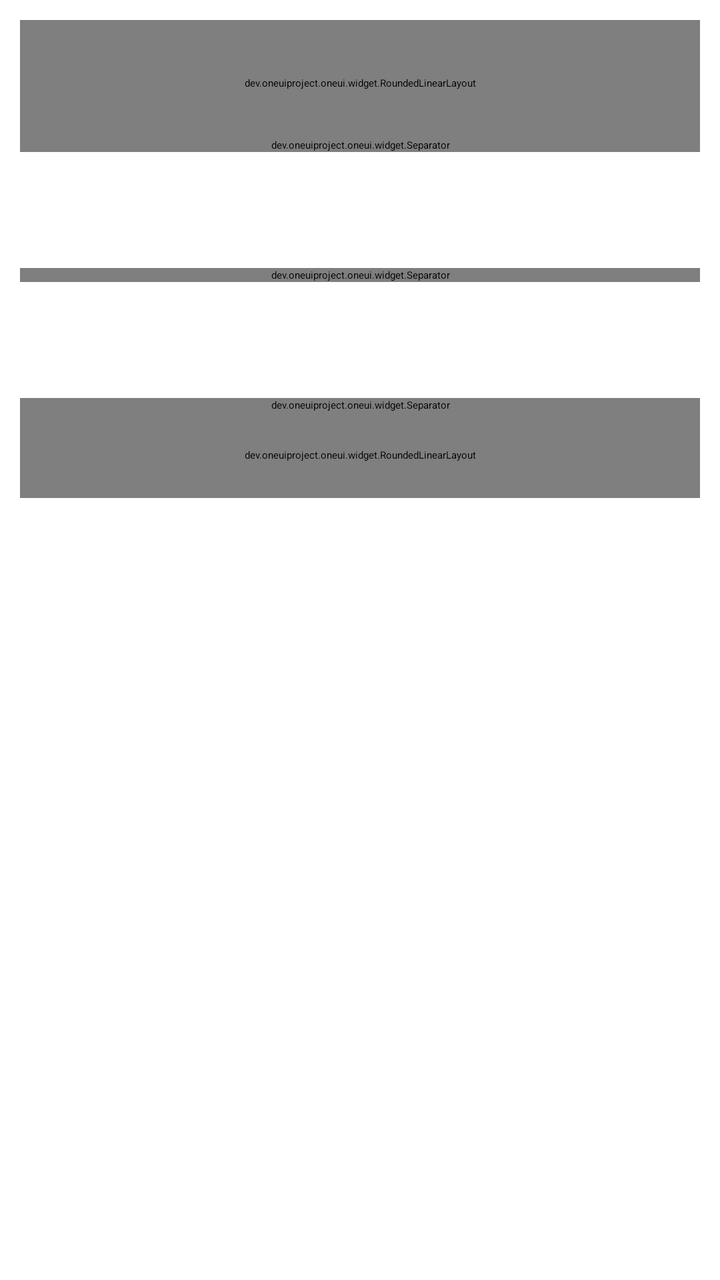
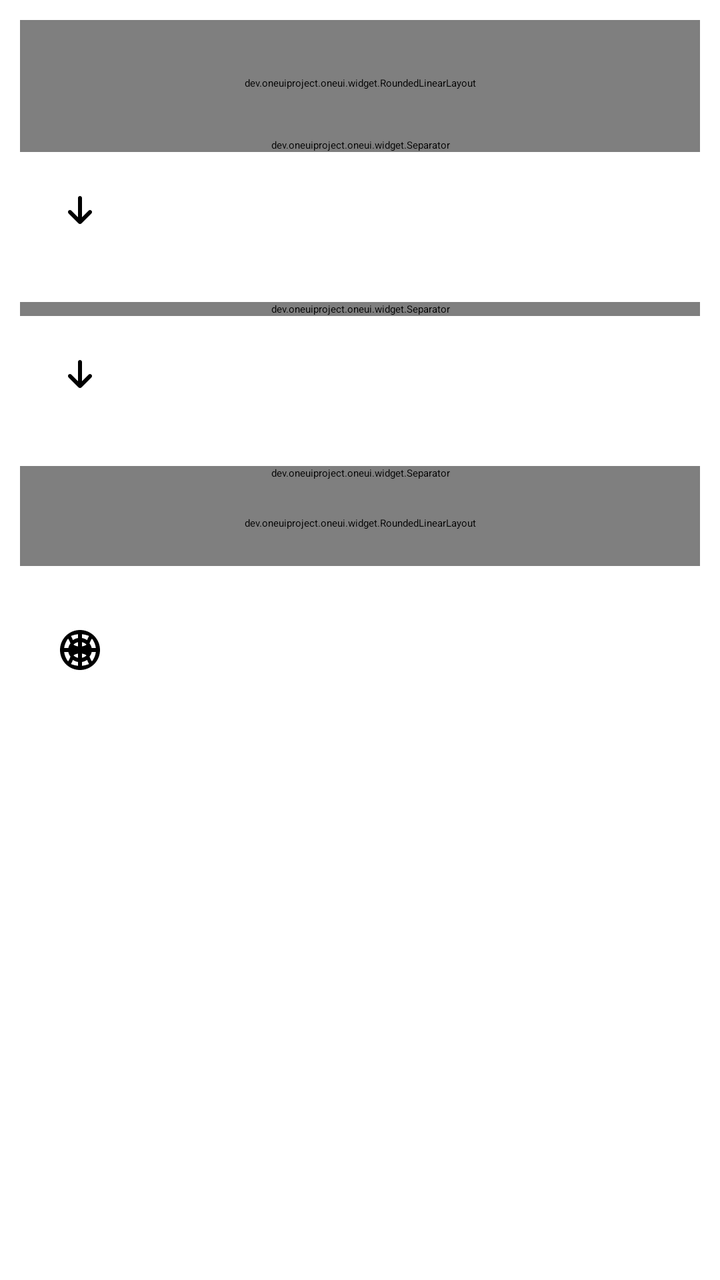

The first picture is an Android layout as it rendered before a commit; the second is the same layout after the commit. The layout source and the unified diff follow.
<!-- AndroidManifest.xml: application theme Theme.WINGSV -->
<!-- res/layout/fragment_home.xml -->
<?xml version="1.0" encoding="utf-8"?>
<androidx.core.widget.NestedScrollView xmlns:android="http://schemas.android.com/apk/res/android"
    xmlns:app="http://schemas.android.com/apk/res-auto"
    android:layout_width="match_parent"
    android:layout_height="match_parent"
    android:clipToPadding="false"
    android:fillViewport="true"
    android:paddingBottom="24dp">

    <LinearLayout
        android:layout_width="match_parent"
        android:layout_height="wrap_content"
        android:orientation="vertical"
        android:paddingHorizontal="10dp"
        android:paddingTop="10dp">

        <dev.oneuiproject.oneui.widget.RoundedLinearLayout
            android:layout_width="match_parent"
            android:layout_height="wrap_content"
            android:background="?android:colorBackground"
            android:gravity="center_horizontal"
            android:orientation="vertical"
            android:paddingHorizontal="24dp"
            android:paddingTop="28dp"
            android:paddingBottom="24dp"
            app:roundedCorners="all">

            <TextView
                android:id="@+id/text_service_state"
                android:layout_width="wrap_content"
                android:layout_height="wrap_content"
                android:background="@drawable/bg_surface_card"
                android:paddingHorizontal="14dp"
                android:paddingVertical="8dp"
                android:text="@string/service_off"
                android:textColor="?android:textColorPrimary"
                android:textStyle="bold" />

            <ImageButton
                android:id="@+id/button_toggle"
                android:layout_width="180dp"
                android:layout_height="180dp"
                android:layout_marginTop="18dp"
                android:background="@drawable/bg_power_button_off"
                android:contentDescription="@string/home"
                android:padding="36dp"
                android:src="@drawable/ic_power"
                android:tint="@color/wingsv_power_off_text" />

            <TextView
                android:id="@+id/text_service_hint"
                android:layout_width="wrap_content"
                android:layout_height="wrap_content"
                android:layout_marginTop="16dp"
                android:text="@string/tap_to_connect"
                android:textAppearance="?android:attr/textAppearanceMedium"
                android:textColor="?android:textColorSecondary" />

            <TextView
                android:id="@+id/text_connection_summary"
                android:layout_width="match_parent"
                android:layout_height="wrap_content"
                android:layout_marginTop="10dp"
                android:gravity="center"
                android:text="@string/home_description"
                android:textAppearance="?android:attr/textAppearanceSmall"
                android:textColor="?android:textColorSecondary" />

            <Button
                android:id="@+id/button_import_clipboard"
                android:layout_width="match_parent"
                android:layout_height="56dp"
                android:layout_marginTop="22dp"
                android:drawableStart="?attr/actionModePasteDrawable"
                android:drawablePadding="10dp"
                android:gravity="center_vertical|center_horizontal"
                android:text="@string/add_from_clipboard" />

            <Button
                android:id="@+id/button_copy_config"
                android:layout_width="match_parent"
                android:layout_height="56dp"
                android:layout_marginTop="12dp"
                android:drawableStart="?attr/actionModeCopyDrawable"
                android:drawablePadding="10dp"
                android:gravity="center_vertical|center_horizontal"
                android:text="@string/copy_configuration" />
        </dev.oneuiproject.oneui.widget.RoundedLinearLayout>

        <dev.oneuiproject.oneui.widget.TipsCard
            android:id="@+id/card_runtime_notice"
            android:layout_width="match_parent"
            android:layout_height="wrap_content"
            android:visibility="gone" />

        <dev.oneuiproject.oneui.widget.Separator
            android:layout_width="match_parent"
            android:layout_height="wrap_content" />

        <LinearLayout
            android:layout_width="match_parent"
            android:layout_height="wrap_content"
            android:orientation="horizontal">

            <LinearLayout
                android:layout_width="0dp"
                android:layout_height="wrap_content"
                android:layout_marginEnd="6dp"
                android:layout_weight="1"
                android:background="@drawable/bg_surface_card"
                android:orientation="vertical"
                android:padding="18dp">

                <TextView
                    android:layout_width="wrap_content"
                    android:layout_height="wrap_content"
                    android:text="@string/traffic_downlink"
                    android:textAppearance="?android:attr/textAppearanceSmall"
                    android:textColor="?android:textColorSecondary" />

                <TextView
                    android:id="@+id/text_downlink"
                    android:layout_width="wrap_content"
                    android:layout_height="wrap_content"
                    android:layout_marginTop="8dp"
                    android:text="@string/traffic_speed_zero"
                    android:textAppearance="?android:attr/textAppearanceLarge"
                    android:textColor="?android:textColorPrimary"
                    android:textStyle="bold" />
            </LinearLayout>

            <LinearLayout
                android:layout_width="0dp"
                android:layout_height="wrap_content"
                android:layout_marginStart="6dp"
                android:layout_weight="1"
                android:background="@drawable/bg_surface_card"
                android:orientation="vertical"
                android:padding="18dp">

                <TextView
                    android:layout_width="wrap_content"
                    android:layout_height="wrap_content"
                    android:text="@string/traffic_uplink"
                    android:textAppearance="?android:attr/textAppearanceSmall"
                    android:textColor="?android:textColorSecondary" />

                <TextView
                    android:id="@+id/text_uplink"
                    android:layout_width="wrap_content"
                    android:layout_height="wrap_content"
                    android:layout_marginTop="8dp"
                    android:text="@string/traffic_speed_zero"
                    android:textAppearance="?android:attr/textAppearanceLarge"
                    android:textColor="?android:textColorPrimary"
                    android:textStyle="bold" />
            </LinearLayout>
        </LinearLayout>

        <dev.oneuiproject.oneui.widget.Separator
            android:layout_width="match_parent"
            android:layout_height="wrap_content" />

        <LinearLayout
            android:layout_width="match_parent"
            android:layout_height="wrap_content"
            android:orientation="horizontal">

            <LinearLayout
                android:layout_width="0dp"
                android:layout_height="wrap_content"
                android:layout_marginEnd="6dp"
                android:layout_weight="1"
                android:background="@drawable/bg_surface_card"
                android:orientation="vertical"
                android:padding="18dp">

                <TextView
                    android:layout_width="wrap_content"
                    android:layout_height="wrap_content"
                    android:text="@string/traffic_rx"
                    android:textAppearance="?android:attr/textAppearanceSmall"
                    android:textColor="?android:textColorSecondary" />

                <TextView
                    android:id="@+id/text_rx"
                    android:layout_width="wrap_content"
                    android:layout_height="wrap_content"
                    android:layout_marginTop="8dp"
                    android:text="@string/traffic_zero"
                    android:textAppearance="?android:attr/textAppearanceLarge"
                    android:textColor="?android:textColorPrimary"
                    android:textStyle="bold" />
            </LinearLayout>

            <LinearLayout
                android:layout_width="0dp"
                android:layout_height="wrap_content"
                android:layout_marginStart="6dp"
                android:layout_weight="1"
                android:background="@drawable/bg_surface_card"
                android:orientation="vertical"
                android:padding="18dp">

                <TextView
                    android:layout_width="wrap_content"
                    android:layout_height="wrap_content"
                    android:text="@string/traffic_tx"
                    android:textAppearance="?android:attr/textAppearanceSmall"
                    android:textColor="?android:textColorSecondary" />

                <TextView
                    android:id="@+id/text_tx"
                    android:layout_width="wrap_content"
                    android:layout_height="wrap_content"
                    android:layout_marginTop="8dp"
                    android:text="@string/traffic_zero"
                    android:textAppearance="?android:attr/textAppearanceLarge"
                    android:textColor="?android:textColorPrimary"
                    android:textStyle="bold" />
            </LinearLayout>
        </LinearLayout>

        <dev.oneuiproject.oneui.widget.Separator
            android:layout_width="match_parent"
            android:layout_height="wrap_content" />

        <dev.oneuiproject.oneui.widget.RoundedLinearLayout
            android:layout_width="match_parent"
            android:layout_height="wrap_content"
            android:background="?android:colorBackground"
            android:orientation="vertical"
            android:padding="18dp"
            app:roundedCorners="all">

            <RelativeLayout
                android:layout_width="match_parent"
                android:layout_height="wrap_content">

                <LinearLayout
                    android:layout_height="wrap_content"
                    android:layout_width="match_parent"
                    android:layout_toStartOf="@id/button_refresh_ip"
                    android:layout_toLeftOf="@id/button_refresh_ip"
                    android:layout_marginEnd="16dp"
                    android:orientation="vertical">

                    <TextView
                        android:layout_width="wrap_content"
                        android:layout_height="wrap_content"
                        android:text="@string/public_ip"
                        android:textAppearance="?android:attr/textAppearanceSmall"
                        android:textColor="?android:textColorSecondary" />

                    <TextView
                        android:id="@+id/text_ip"
                        android:layout_width="wrap_content"
                        android:layout_height="wrap_content"
                        android:layout_marginTop="8dp"
                        android:text="@string/ip_loading"
                        android:textAppearance="?android:attr/textAppearanceLarge"
                        android:textColor="?android:textColorPrimary"
                        android:textStyle="bold" />
                </LinearLayout>

                <ImageButton
                    android:id="@+id/button_refresh_ip"
                    android:layout_width="44dp"
                    android:layout_height="44dp"
                    android:layout_alignParentEnd="true"
                    android:layout_alignParentRight="true"
                    android:layout_centerVertical="true"
                    android:background="?android:attr/selectableItemBackgroundBorderless"
                    android:contentDescription="@string/refresh_ip"
                    android:padding="8dp"
                    android:src="@drawable/ic_refresh"
                    android:tint="?android:textColorPrimary" />
            </RelativeLayout>
        </dev.oneuiproject.oneui.widget.RoundedLinearLayout>

        <LinearLayout
            android:layout_width="match_parent"
            android:layout_height="wrap_content"
            android:layout_marginTop="12dp"
            android:orientation="horizontal">

            <LinearLayout
                android:layout_width="0dp"
                android:layout_height="wrap_content"
                android:layout_marginEnd="6dp"
                android:layout_weight="1"
                android:background="@drawable/bg_surface_card"
                android:orientation="vertical"
                android:padding="18dp">

                <TextView
                    android:layout_width="wrap_content"
                    android:layout_height="wrap_content"
                    android:text="@string/ip_country"
                    android:textAppearance="?android:attr/textAppearanceSmall"
                    android:textColor="?android:textColorSecondary" />

                <TextView
                    android:id="@+id/text_country"
                    android:layout_width="wrap_content"
                    android:layout_height="wrap_content"
                    android:layout_marginTop="8dp"
                    android:maxLines="2"
                    android:text="@string/ip_unknown"
                    android:textAppearance="?android:attr/textAppearanceLarge"
                    android:textColor="?android:textColorPrimary"
                    android:textStyle="bold" />
            </LinearLayout>

            <LinearLayout
                android:layout_width="0dp"
                android:layout_height="wrap_content"
                android:layout_marginStart="6dp"
                android:layout_weight="1"
                android:background="@drawable/bg_surface_card"
                android:orientation="vertical"
                android:padding="18dp">

                <TextView
                    android:layout_width="wrap_content"
                    android:layout_height="wrap_content"
                    android:text="@string/ip_isp"
                    android:textAppearance="?android:attr/textAppearanceSmall"
                    android:textColor="?android:textColorSecondary" />

                <TextView
                    android:id="@+id/text_isp"
                    android:layout_width="match_parent"
                    android:layout_height="wrap_content"
                    android:layout_marginTop="8dp"
                    android:ellipsize="end"
                    android:maxLines="2"
                    android:text="@string/ip_unknown"
                    android:textAppearance="?android:attr/textAppearanceLarge"
                    android:textColor="?android:textColorPrimary"
                    android:textStyle="bold" />
            </LinearLayout>
        </LinearLayout>
    </LinearLayout>
</androidx.core.widget.NestedScrollView>
<!-- resources referenced by this layout -->
<resources>
  <!-- unchanged entries left out for length: 24 -->
</resources>

<!-- the commit's change to res/layout/fragment_home.xml (unified diff, before → after) -->
@@ -114,6 +114,9 @@
                 <TextView
                     android:layout_width="wrap_content"
                     android:layout_height="wrap_content"
+                    android:drawableStart="@drawable/ic_arrow_down"
+                    android:drawablePadding="6dp"
+                    android:drawableTint="?android:textColorSecondary"
                     android:text="@string/traffic_downlink"
                     android:textAppearance="?android:attr/textAppearanceSmall"
                     android:textColor="?android:textColorSecondary" />
@@ -141,6 +144,9 @@
                 <TextView
                     android:layout_width="wrap_content"
                     android:layout_height="wrap_content"
+                    android:drawableStart="@drawable/ic_arrow_up"
+                    android:drawablePadding="6dp"
+                    android:drawableTint="?android:textColorSecondary"
                     android:text="@string/traffic_uplink"
                     android:textAppearance="?android:attr/textAppearanceSmall"
                     android:textColor="?android:textColorSecondary" />
@@ -178,6 +184,9 @@
                 <TextView
                     android:layout_width="wrap_content"
                     android:layout_height="wrap_content"
+                    android:drawableStart="@drawable/ic_arrow_down"
+                    android:drawablePadding="6dp"
+                    android:drawableTint="?android:textColorSecondary"
                     android:text="@string/traffic_rx"
                     android:textAppearance="?android:attr/textAppearanceSmall"
                     android:textColor="?android:textColorSecondary" />
@@ -205,6 +214,9 @@
                 <TextView
                     android:layout_width="wrap_content"
                     android:layout_height="wrap_content"
+                    android:drawableStart="@drawable/ic_arrow_up"
+                    android:drawablePadding="6dp"
+                    android:drawableTint="?android:textColorSecondary"
                     android:text="@string/traffic_tx"
                     android:textAppearance="?android:attr/textAppearanceSmall"
                     android:textColor="?android:textColorSecondary" />
@@ -248,6 +260,9 @@
                     <TextView
                         android:layout_width="wrap_content"
                         android:layout_height="wrap_content"
+                        android:drawableStart="@drawable/ic_current_location"
+                        android:drawablePadding="6dp"
+                        android:drawableTint="?android:textColorSecondary"
                         android:text="@string/public_ip"
                         android:textAppearance="?android:attr/textAppearanceSmall"
                         android:textColor="?android:textColorSecondary" />
@@ -296,6 +311,9 @@
                 <TextView
                     android:layout_width="wrap_content"
                     android:layout_height="wrap_content"
+                    android:drawableStart="@drawable/ic_public"
+                    android:drawablePadding="6dp"
+                    android:drawableTint="?android:textColorSecondary"
                     android:text="@string/ip_country"
                     android:textAppearance="?android:attr/textAppearanceSmall"
                     android:textColor="?android:textColorSecondary" />
@@ -324,6 +342,9 @@
                 <TextView
                     android:layout_width="wrap_content"
                     android:layout_height="wrap_content"
+                    android:drawableStart="@drawable/ic_sharing_nav"
+                    android:drawablePadding="6dp"
+                    android:drawableTint="?android:textColorSecondary"
                     android:text="@string/ip_isp"
                     android:textAppearance="?android:attr/textAppearanceSmall"
                     android:textColor="?android:textColorSecondary" />
<!-- resource entries referenced after the edit -->
@@ -1,5 +1,60 @@
 <!-- resources referenced by this layout -->
 <resources>
+  <!-- drawable ic_arrow_down (drawable) -->
+  <?xml version="1.0" encoding="utf-8"?>
+  <vector xmlns:android="http://schemas.android.com/apk/res/android"
+      android:width="24dp"
+      android:height="24dp"
+      android:viewportWidth="24"
+      android:viewportHeight="24">
+      <path
+          android:fillColor="#FF000000"
+          android:pathData="M12,4c0.55,0 1,0.45 1,1v9.59l3.3,-3.29c0.39,-0.39 1.02,-0.39 1.41,0 0.39,0.39 0.39,1.02 0,1.41l-5.01,5.01c-0.39,0.39 -1.02,0.39 -1.41,0l-5.01,-5.01c-0.39,-0.39 -0.39,-1.02 0,-1.41 0.39,-0.39 1.02,-0.39 1.41,0L11,14.59V5c0,-0.55 0.45,-1 1,-1Z" />
+  </vector>
+  <!-- drawable ic_arrow_up (drawable) -->
+  <?xml version="1.0" encoding="utf-8"?>
+  <vector xmlns:android="http://schemas.android.com/apk/res/android"
+      android:width="24dp"
+      android:height="24dp"
+      android:viewportWidth="24"
+      android:viewportHeight="24">
+      <path
+          android:fillColor="?android:textColorPrimary"
+          android:pathData="M12,5l7,7l-1.41,1.41L13,8.83V20h-2V8.83l-4.59,4.58L5,12z" />
+  </vector>
+  <!-- drawable ic_current_location (drawable) -->
+  <vector xmlns:android="http://schemas.android.com/apk/res/android"
+      android:width="24dp"
+      android:height="24dp"
+      android:viewportWidth="72"
+      android:viewportHeight="72">
+      <path
+          android:fillColor="#FF000000"
+          android:pathData="M59.277,33C57.924,22.452 49.549,14.076 39,12.724V6.75h-6v5.974C22.451,14.076 14.076,22.452 12.723,33H6.75v6h5.973C14.076,49.549 22.451,57.924 33,59.276v5.974h6v-5.974C49.549,57.924 57.924,49.549 59.277,39h5.973v-6H59.277zM36,53.475c-9.636,0 -17.476,-7.839 -17.476,-17.475S26.364,18.525 36,18.525S53.476,26.364 53.476,36S45.636,53.475 36,53.475z" />
+      <path
+          android:fillColor="#FF000000"
+          android:pathData="M36,25.5c-5.796,0 -10.5,4.704 -10.5,10.5S30.204,46.5 36,46.5S46.5,41.796 46.5,36S41.796,25.5 36,25.5z" />
+  </vector>
+  <!-- drawable ic_public (drawable) -->
+  <vector xmlns:android="http://schemas.android.com/apk/res/android"
+      android:width="24dp"
+      android:height="24dp"
+      android:viewportWidth="24"
+      android:viewportHeight="24">
+      <path
+          android:fillColor="#FF000000"
+          android:pathData="M12,2C6.48,2 2,6.48 2,12s4.48,10 10,10 10,-4.48 10,-10S17.52,2 12,2zM4.07,11C4.29,9.22 5,7.6 6.05,6.28c0.48,0.72 0.89,1.53 1.19,2.42c-0.54,0.71 -0.91,1.49 -1.08,2.3H4.07zM4.07,13h2.09c0.17,0.81 0.54,1.59 1.08,2.3c-0.3,0.89 -0.71,1.7 -1.19,2.42C5,16.4 4.29,14.78 4.07,13zM7.49,19.03c0.38,-0.66 0.71,-1.37 0.96,-2.13c0.76,0.58 1.64,0.95 2.55,1.07v1.94C9.68,19.74 8.49,19.42 7.49,19.03zM11,15.91c-0.84,-0.16 -1.62,-0.58 -2.24,-1.22c0.62,-0.47 1.39,-0.77 2.24,-0.88V15.91zM11,10.19c-0.85,-0.11 -1.62,-0.41 -2.24,-0.88C9.38,8.67 10.16,8.25 11,8.09V10.19zM11,6.03c-0.91,0.12 -1.79,0.49 -2.55,1.07C8.2,6.34 7.87,5.63 7.49,4.97C8.49,4.58 9.68,4.26 11,4.09V6.03zM19.93,11h-2.09c-0.17,-0.81 -0.54,-1.59 -1.08,-2.3c0.3,-0.89 0.71,-1.7 1.19,-2.42C19,7.6 19.71,9.22 19.93,11zM13,4.09c1.32,0.17 2.51,0.49 3.51,0.88c-0.38,0.66 -0.71,1.37 -0.96,2.13C14.79,6.52 13.91,6.15 13,6.03V4.09zM13,8.09c0.84,0.16 1.62,0.58 2.24,1.22c-0.62,0.47 -1.39,0.77 -2.24,0.88V8.09zM13,13.81c0.85,0.11 1.62,0.41 2.24,0.88c-0.62,0.64 -1.4,1.06 -2.24,1.22V13.81zM13,19.91v-1.94c0.91,-0.12 1.79,-0.49 2.55,-1.07c0.25,0.76 0.58,1.47 0.96,2.13C15.51,19.42 14.32,19.74 13,19.91zM17.95,17.72c-0.48,-0.72 -0.89,-1.53 -1.19,-2.42c0.54,-0.71 0.91,-1.49 1.08,-2.3h2.09C19.71,14.78 19,16.4 17.95,17.72z" />
+  </vector>
+  <!-- drawable ic_sharing_nav (drawable) -->
+  <vector xmlns:android="http://schemas.android.com/apk/res/android"
+      android:width="24dp"
+      android:height="24dp"
+      android:viewportWidth="24"
+      android:viewportHeight="24">
+      <path
+          android:fillColor="?android:textColorPrimary"
+          android:pathData="M12,11c-1.1,0 -2,0.9 -2,2s0.9,2 2,2 2,-0.9 2,-2 -0.9,-2 -2,-2zM18,13c0,-3.31 -2.69,-6 -6,-6s-6,2.69 -6,6c0,2.22 1.21,4.15 3,5.19l1,-1.74c-1.19,-0.7 -2,-1.97 -2,-3.45 0,-2.21 1.79,-4 4,-4s4,1.79 4,4c0,1.48 -0.81,2.75 -2,3.45l1,1.74c1.79,-1.04 3,-2.97 3,-5.19zM12,3C6.48,3 2,7.48 2,13c0,3.7 2.01,6.92 4.99,8.65l1,-1.73C5.61,18.53 4,15.96 4,13c0,-4.42 3.58,-8 8,-8s8,3.58 8,8c0,2.96 -1.61,5.53 -4,6.92l1,1.73c2.99,-1.73 5,-4.95 5,-8.65 0,-5.52 -4.48,-10 -10,-10z" />
+  </vector>
   <!-- unchanged entries left out for length: 24 -->
 </resources>
 
